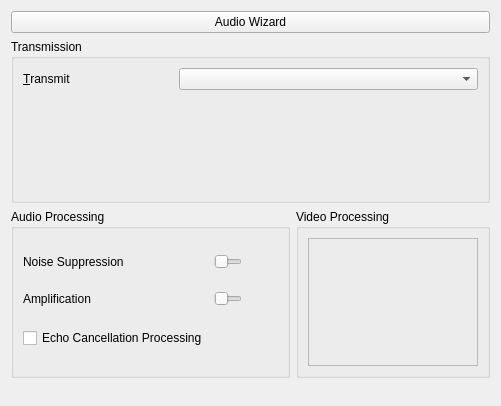
RetroShare/RetroShare, file plugins/VOIP/gui/AudioInputConfig.ui: the form before one commit.
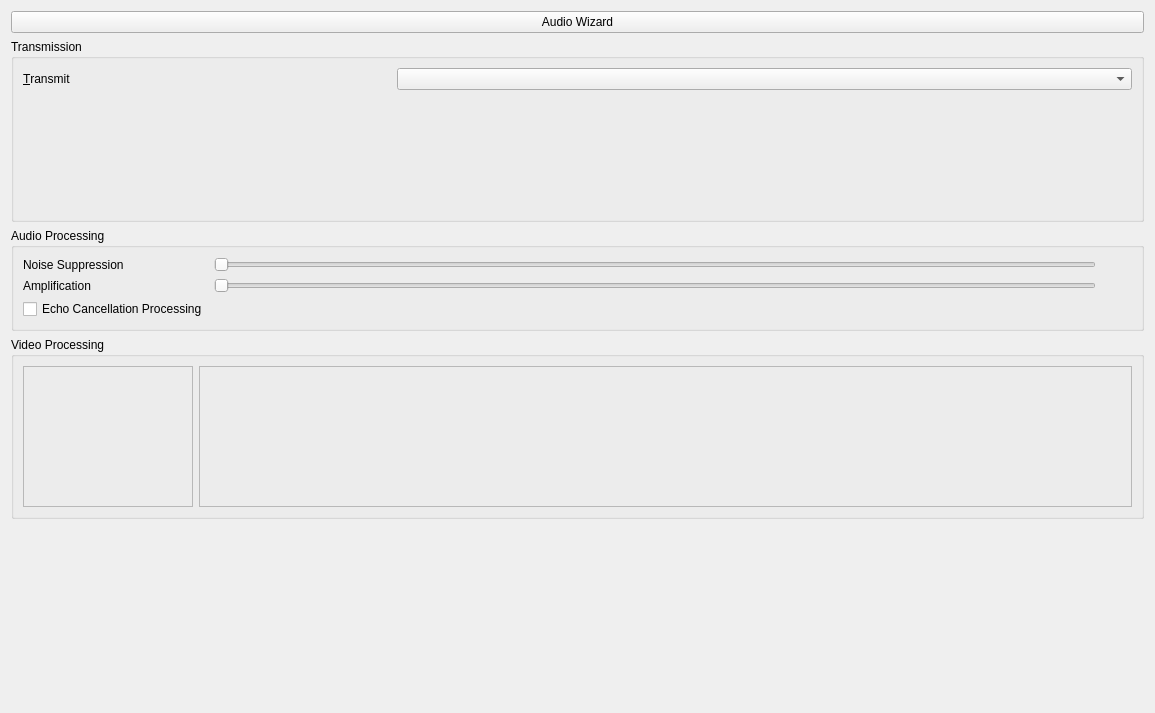
The form after the commit. Custom widgets are drawn as their Qt base class.

Commit message: added graph display of instantly required bandwidth for VOIP, in preparation to chosing new video codec. GUI layout needs to be sorted.

Patch:
```diff
--- a/plugins/VOIP/gui/AudioInputConfig.ui
+++ b/plugins/VOIP/gui/AudioInputConfig.ui
@@ -6,8 +6,8 @@
    <rect>
     <x>0</x>
     <y>0</y>
-    <width>501</width>
-    <height>406</height>
+    <width>1155</width>
+    <height>713</height>
    </rect>
   </property>
   <layout class="QVBoxLayout" name="verticalLayout">
@@ -348,12 +348,14 @@
        </layout>
       </widget>
      </item>
+    </layout>
+   </item>
      <item>
       <widget class="QGroupBox" name="groupBox">
        <property name="title">
         <string>Video Processing</string>
        </property>
-       <layout class="QVBoxLayout" name="verticalLayout_2">
+     <layout class="QHBoxLayout" name="horizontalLayout_2">
         <item>
          <widget class="QVideoOutputDevice" name="videoDisplay">
           <property name="minimumSize">
@@ -370,10 +372,24 @@
           </property>
          </widget>
         </item>
-       </layout>
+      <item>
+       <widget class="voipGraph" name="voipBwGraph">
+        <property name="sizePolicy">
+         <sizepolicy hsizetype="MinimumExpanding" vsizetype="Expanding">
+          <horstretch>0</horstretch>
+          <verstretch>0</verstretch>
+         </sizepolicy>
+        </property>
+        <property name="frameShape">
+         <enum>QFrame::StyledPanel</enum>
+        </property>
+        <property name="frameShadow">
+         <enum>QFrame::Raised</enum>
+        </property>
       </widget>
      </item>
     </layout>
+    </widget>
    </item>
    <item>
     <spacer>
@@ -397,6 +413,12 @@
    <header>gui/QVideoDevice.h</header>
    <container>1</container>
   </customwidget>
+  <customwidget>
+   <class>voipGraph</class>
+   <extends>QFrame</extends>
+   <header>gui/AudioInputConfig.h</header>
+   <container>1</container>
+  </customwidget>
  </customwidgets>
  <tabstops>
   <tabstop>qcbTransmit</tabstop>
```
Lines whose indentation alone changed are shown as unchanged. The commit also changes 5 other files.
